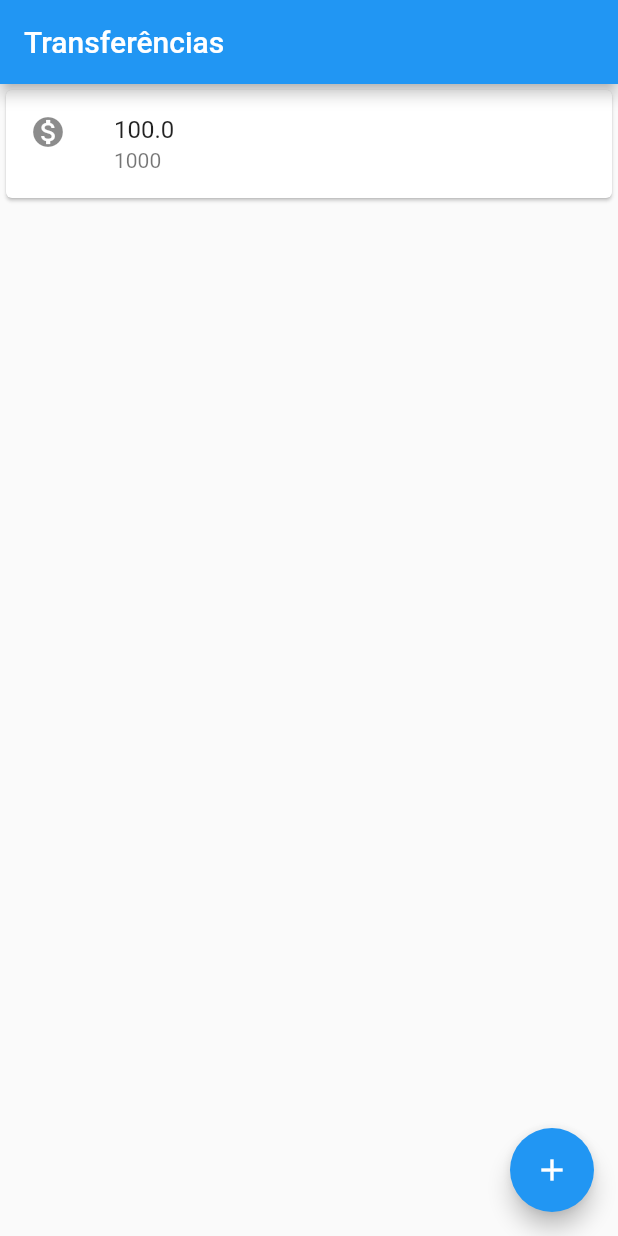
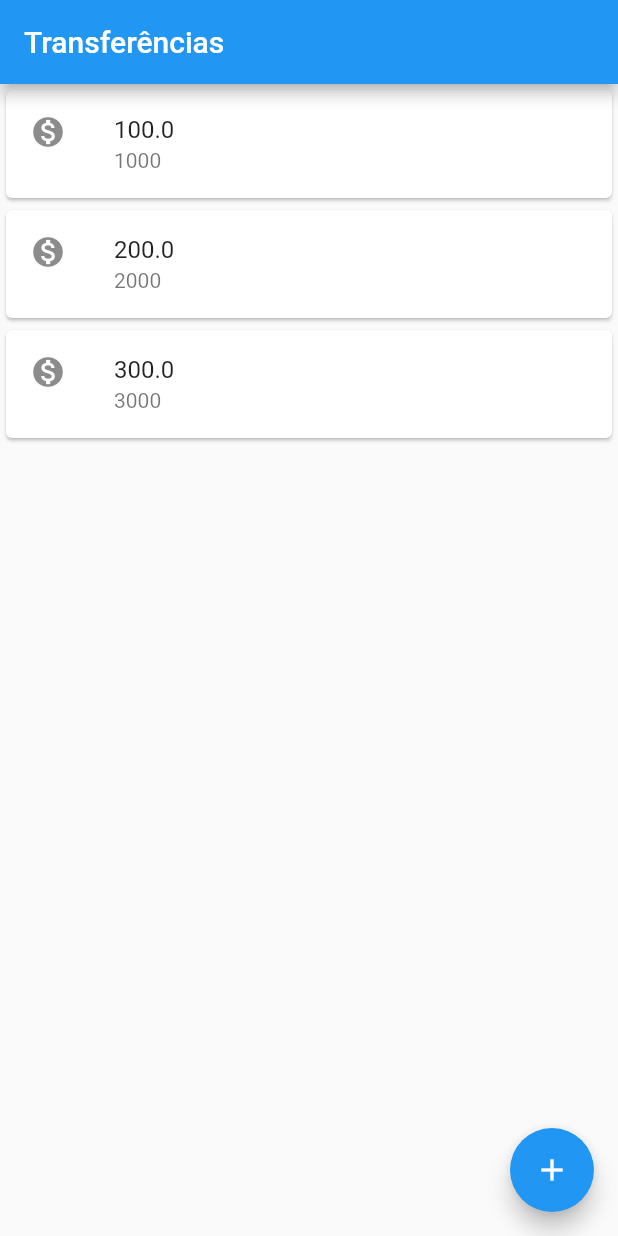
Before and after one commit to marcusberger/FormacaoFlutter, a Flutter app: the screen it shows after launch, on a phone screen of 412 x 824 dp. Run offline on Flutter 3.47's test engine with Material 2 defaults, Android fonts, the phone set to English and light mode, and no system bars.

Commit message:
dia 2 - Extracao de código

```diff
--- a/bytebank/lib/main.dart
+++ b/bytebank/lib/main.dart
@@ -2,13 +2,7 @@ import 'package:flutter/material.dart';
 
 void main() => runApp(MaterialApp(
       home: Scaffold(
-        body: Card(
-          child: ListTile(
-            leading: Icon(Icons.monetization_on),
-            title: Text('100.0'),
-            subtitle: Text('1000'),
-          ),
-        ),
+        body: ListaTransferencia(),
         appBar: AppBar(
           title: Text('Transferências'),
         ),
@@ -18,3 +12,41 @@ void main() => runApp(MaterialApp(
         ),
       ),
     ));
+
+class ListaTransferencia extends StatelessWidget {
+  @override
+  Widget build(BuildContext context) {
+    // TODO: implement build
+    return Column(
+      children: <Widget>[
+        ItemTransferencia(Transferencia(100.0, 1000)),
+        ItemTransferencia(Transferencia(200.0, 2000)),
+        ItemTransferencia(Transferencia(300.0, 3000)),
+      ],
+    );
+  }
+}
+
+class ItemTransferencia extends StatelessWidget {
+  final Transferencia _transferencia;
+
+  ItemTransferencia(this._transferencia);
+
+  @override
+  Widget build(BuildContext context) {
+    return Card(
+      child: ListTile(
+        leading: Icon(Icons.monetization_on),
+        title: Text(_transferencia.valor.toString()),
+        subtitle: Text(_transferencia.numeroConta.toString()),
+      ),
+    );
+  }
+}
+
+class Transferencia {
+  final double valor;
+  final int numeroConta;
+
+  Transferencia(this.valor, this.numeroConta);
+}
```
